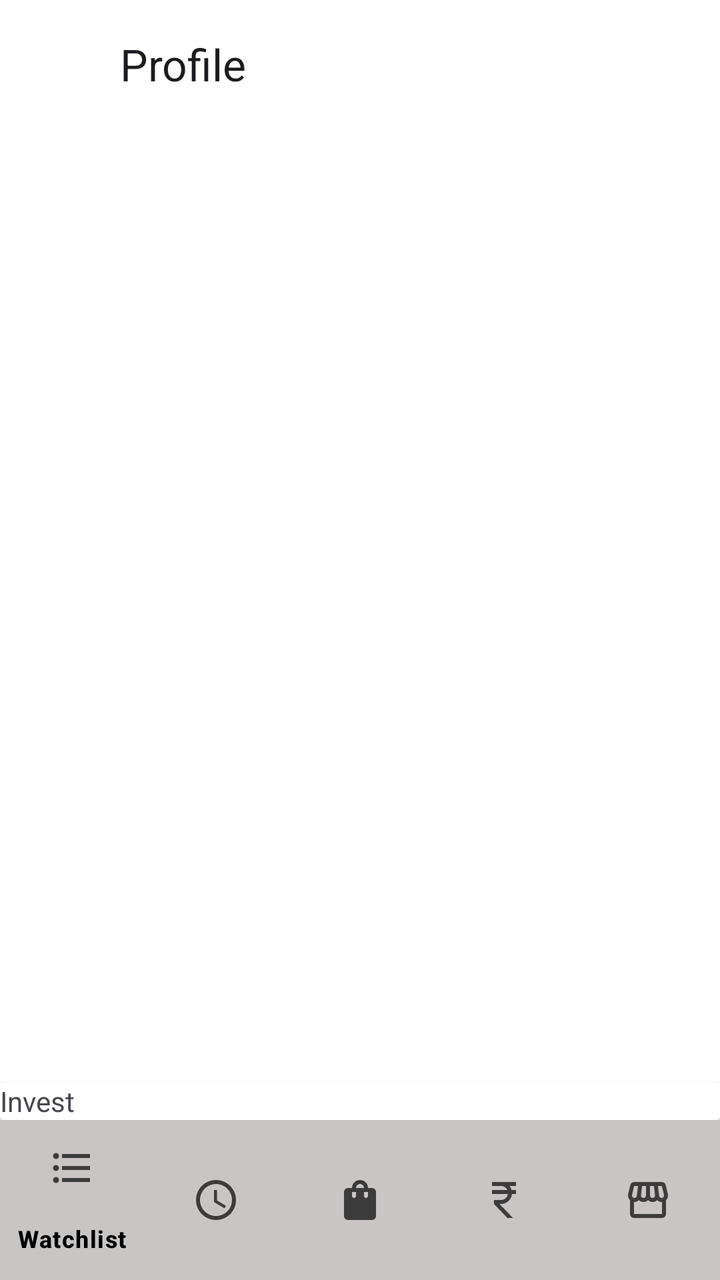
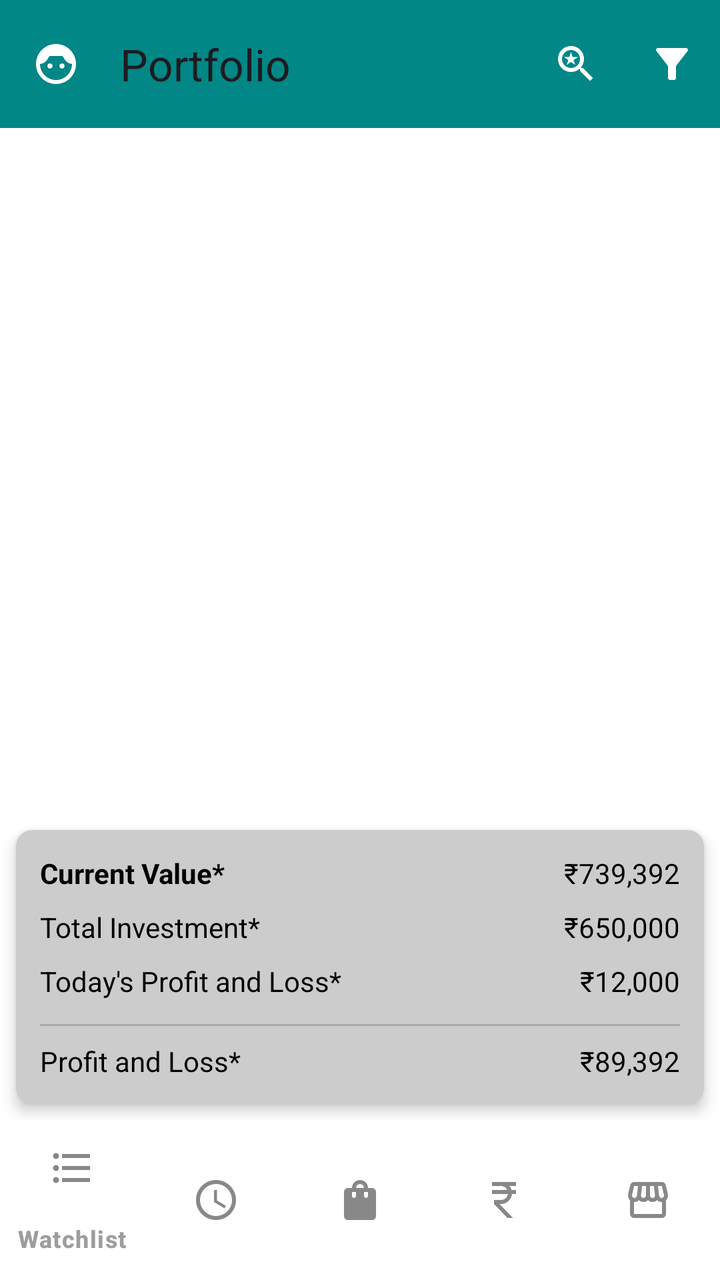

Before-and-after screenshots of an Android layout around one commit, followed by the original layout XML and the change that was made.
<!-- AndroidManifest.xml: activity theme Theme.BullXBear -->
<!-- res/layout/activity_main.xml -->
<?xml version="1.0" encoding="utf-8"?>
<androidx.constraintlayout.widget.ConstraintLayout xmlns:android="http://schemas.android.com/apk/res/android"
    xmlns:app="http://schemas.android.com/apk/res-auto"
    xmlns:tools="http://schemas.android.com/tools"
    android:id="@+id/main"
    android:layout_width="match_parent"
    android:layout_height="match_parent"
    android:background="@color/white"
    tools:context=".MainActivity">

    <androidx.appcompat.widget.Toolbar
        android:id="@+id/toolbar"
        android:layout_width="match_parent"
        android:layout_height="?attr/actionBarSize"
        app:menu="@menu/toolbar_menu"
        app:layout_constraintTop_toTopOf="parent"
        app:layout_constraintStart_toStartOf="parent"
        app:layout_constraintEnd_toEndOf="parent"
        app:navigationIcon="@drawable/face"
        android:fitsSystemWindows="true"
        app:title="@string/toolbar_title"/>

    <com.google.android.material.tabs.TabLayout
        android:id="@+id/tabLayout"
        android:layout_width="match_parent"
        android:layout_height="wrap_content"
        app:layout_constraintStart_toStartOf="parent"
        app:layout_constraintEnd_toEndOf="parent"
        app:layout_constraintTop_toBottomOf="@id/toolbar"
        app:tabIndicatorColor="@color/purple_700"
        app:tabIndicatorHeight="2dp"
        app:tabSelectedTextColor="@color/black"
        app:tabTextColor="@color/purple_200"
        app:tabGravity="fill"
        app:tabMode="fixed"
        android:background="@android:color/white"/>

    <androidx.recyclerview.widget.RecyclerView
        android:id="@+id/rv"
        android:layout_width="0dp"
        android:layout_height="0dp"
        android:clipToPadding="false"
        app:layout_constraintTop_toBottomOf="@id/tabLayout"
        app:layout_constraintBottom_toTopOf="@id/bottom_nav"
        app:layout_constraintStart_toStartOf="parent"
        app:layout_constraintEnd_toEndOf="parent"
        android:padding="8dp" />

    <androidx.cardview.widget.CardView
        android:id="@+id/cv"
        android:layout_width="match_parent"
        android:layout_height="wrap_content"
        app:layout_constraintStart_toStartOf="parent"
        app:layout_constraintEnd_toEndOf="parent"
        app:layout_constraintBottom_toTopOf="@id/bottom_nav">

        <TextView
            android:id="@+id/idd"
            android:layout_width="wrap_content"
            android:layout_height="wrap_content"
            android:text="@string/invest"
            />


    </androidx.cardview.widget.CardView>

    <com.google.android.material.bottomnavigation.BottomNavigationView
        android:id="@+id/bottom_nav"
        android:layout_width="match_parent"
        android:layout_height="wrap_content"
        app:layout_constraintStart_toStartOf="parent"
        app:layout_constraintEnd_toEndOf="parent"
        app:layout_constraintBottom_toBottomOf="parent"
        android:background="#CAC5C5"
        app:itemIconTint="@color/black"
        app:itemTextColor="@color/black"
        app:menu="@menu/bottom_nav_menu"
        />

</androidx.constraintlayout.widget.ConstraintLayout>
<!-- resources referenced by this layout -->
<resources>
  <color name="black">#FF000000</color>
  <color name="purple_200">#FFBB86FC</color>
  <color name="purple_700">#FF3700B3</color>
  <color name="white">#FFFFFFFF</color>
  <!-- drawable face (drawable) -->
  <vector xmlns:android="http://schemas.android.com/apk/res/android" android:height="24dp" android:tint="#FFFFFF" android:viewportHeight="24" android:viewportWidth="24" android:width="24dp">
        
      <path android:fillColor="@android:color/white" android:pathData="M12,2C6.48,2 2,6.48 2,12s4.48,10 10,10s10,-4.48 10,-10S17.52,2 12,2zM12,20c-4.41,0 -8,-3.59 -8,-8c0,-0.01 0,-0.02 0,-0.03c2.31,-0.22 3.43,-1.59 4.34,-3.41C8.51,8.21 8.85,8 9.24,8h5.53c0.38,0 0.72,0.21 0.89,0.55c0.9,1.8 1.99,3.19 4.34,3.41c0,0.01 0,0.02 0,0.03C20,16.41 16.41,20 12,20z"/>
        
      <path android:fillColor="@android:color/white" android:pathData="M9,13m-1.25,0a1.25,1.25 0,1 1,2.5 0a1.25,1.25 0,1 1,-2.5 0"/>
        
      <path android:fillColor="@android:color/white" android:pathData="M15,13m-1.25,0a1.25,1.25 0,1 1,2.5 0a1.25,1.25 0,1 1,-2.5 0"/>
      
  </vector>
  <string name="invest">Invest</string>
  <string name="toolbar_title">Profile</string>
  <style name="Theme.BullXBear" parent="Theme.Material3.DayNight.NoActionBar">
          
      </style>
</resources>

<!-- the commit's change to res/layout/activity_main.xml (unified diff, before → after) -->
@@ -1,80 +1,198 @@
+<?xml version="1.0" encoding="utf-8"?>
+<androidx.constraintlayout.widget.ConstraintLayout
+xmlns:android="http://schemas.android.com/apk/res/android"
+xmlns:app="http://schemas.android.com/apk/res-auto"
+android:id="@+id/main"
+android:layout_width="match_parent"
+android:layout_height="match_parent"
+android:background="@color/white">
+
+<androidx.appcompat.widget.Toolbar
+    android:id="@+id/toolbar"
+    android:layout_width="match_parent"
+    android:layout_height="?attr/actionBarSize"
+    app:layout_constraintTop_toTopOf="parent"
+    app:layout_constraintStart_toStartOf="parent"
+    app:layout_constraintEnd_toEndOf="parent"
+    android:background="@color/teal_700"
+    android:fitsSystemWindows="true"
+    app:navigationIcon="@drawable/face"
+    app:menu="@menu/toolbar_menu"
+    app:title="Portfolio" />
+
+<com.google.android.material.tabs.TabLayout
+    android:id="@+id/tabLayout"
+    android:layout_width="match_parent"
+    android:layout_height="wrap_content"
+    app:layout_constraintTop_toBottomOf="@id/toolbar"
+    app:layout_constraintStart_toStartOf="parent"
+    app:layout_constraintEnd_toEndOf="parent"
+    app:tabIndicatorColor="@color/black"
+    app:tabIndicatorHeight="2dp"
+    app:tabSelectedTextColor="@color/black"
+    app:tabTextColor="@color/black"
+    android:background="@android:color/white"/>
+
+<ProgressBar
+    android:id="@+id/progressBar"
+    android:layout_width="48dp"
+    android:layout_height="48dp"
+    android:layout_gravity="center"
+    android:visibility="visible"
+    android:layout_marginTop="16dp"
+    android:indeterminate="true"
+    app:layout_constraintTop_toTopOf="parent"
+    app:layout_constraintBottom_toBottomOf="parent"
+    app:layout_constraintStart_toStartOf="parent"
+    app:layout_constraintEnd_toEndOf="parent"/>
+
+<androidx.recyclerview.widget.RecyclerView
+    android:id="@+id/rv"
+    android:layout_width="0dp"
+    android:layout_height="0dp"
+    android:padding="8dp"
+    app:layout_constraintTop_toBottomOf="@id/tabLayout"
+    app:layout_constraintBottom_toTopOf="@id/view_calculation"
+    app:layout_constraintStart_toStartOf="parent"
+    app:layout_constraintEnd_toEndOf="parent" />
+
+<include
+    android:id="@+id/view_calculation"
+    layout="@layout/view_calculation"
+    android:layout_width="match_parent"
+    android:layout_height="wrap_content"
+    app:layout_constraintStart_toStartOf="parent"
+    app:layout_constraintEnd_toEndOf="parent"
+    app:layout_constraintBottom_toTopOf="@id/bottom_nav" />
+
+<com.google.android.material.bottomnavigation.BottomNavigationView
+    android:id="@+id/bottom_nav"
+    android:layout_width="match_parent"
+    android:layout_height="wrap_content"
+    android:background="@color/white"
+    app:itemIconTint="#565454"
+    app:itemTextColor="#9E9C9C"
+    app:menu="@menu/bottom_nav_menu"
+    app:itemRippleColor="#A6A6A6"
+    app:layout_constraintBottom_toBottomOf="parent"
+    app:layout_constraintStart_toStartOf="parent"
+    app:layout_constraintEnd_toEndOf="parent" />
+</androidx.constraintlayout.widget.ConstraintLayout>
+<!-- res/layout/view_calculation.xml (included above) -->
 <?xml version="1.0" encoding="utf-8"?>
 <androidx.constraintlayout.widget.ConstraintLayout xmlns:android="http://schemas.android.com/apk/res/android"
     xmlns:app="http://schemas.android.com/apk/res-auto"
-    xmlns:tools="http://schemas.android.com/tools"
-    android:id="@+id/main"
+    android:layout_height="match_parent"
     android:layout_width="match_parent"
-    android:layout_height="match_parent"
-    android:background="@color/white"
-    tools:context=".MainActivity">
+    xmlns:ndroid="http://schemas.android.com/tools">
 
-    <androidx.appcompat.widget.Toolbar
-        android:id="@+id/toolbar"
+    <androidx.cardview.widget.CardView
+        android:id="@+id/cardView"
         android:layout_width="match_parent"
-        android:layout_height="?attr/actionBarSize"
-        app:menu="@menu/toolbar_menu"
+        android:layout_height="wrap_content"
         app:layout_constraintTop_toTopOf="parent"
         app:layout_constraintStart_toStartOf="parent"
         app:layout_constraintEnd_toEndOf="parent"
-        app:navigationIcon="@drawable/face"
-        android:fitsSystemWindows="true"
-        app:title="@string/toolbar_title"/>
+        app:layout_constraintBottom_toBottomOf="parent"
+        android:backgroundTint="#CCCCCC"
+        app:cardElevation="4dp"
+        app:cardCornerRadius="8dp"
+        android:layout_margin="8dp">
 
-    <com.google.android.material.tabs.TabLayout
-        android:id="@+id/tabLayout"
-        android:layout_width="match_parent"
-        android:layout_height="wrap_content"
-        app:layout_constraintStart_toStartOf="parent"
-        app:layout_constraintEnd_toEndOf="parent"
-        app:layout_constraintTop_toBottomOf="@id/toolbar"
-        app:tabIndicatorColor="@color/purple_700"
-        app:tabIndicatorHeight="2dp"
-        app:tabSelectedTextColor="@color/black"
-        app:tabTextColor="@color/purple_200"
-        app:tabGravity="fill"
-        app:tabMode="fixed"
-        android:background="@android:color/white"/>
+        <androidx.constraintlayout.widget.ConstraintLayout
+            android:layout_width="match_parent"
+            android:layout_height="wrap_content"
+            android:padding="12dp">
 
-    <androidx.recyclerview.widget.RecyclerView
-        android:id="@+id/rv"
-        android:layout_width="0dp"
-        android:layout_height="0dp"
-        android:clipToPadding="false"
-        app:layout_constraintTop_toBottomOf="@id/tabLayout"
-        app:layout_constraintBottom_toTopOf="@id/bottom_nav"
-        app:layout_constraintStart_toStartOf="parent"
-        app:layout_constraintEnd_toEndOf="parent"
-        android:padding="8dp" />
+            <TextView
+                android:id="@+id/totalCV"
+                android:layout_width="wrap_content"
+                android:layout_height="wrap_content"
+                android:text="Current Value*"
+                android:textStyle="bold"
+                android:textColor="@color/black"
+                app:layout_constraintStart_toStartOf="parent"
+                app:layout_constraintTop_toTopOf="parent" />
 
-    <androidx.cardview.widget.CardView
-        android:id="@+id/cv"
-        android:layout_width="match_parent"
-        android:layout_height="wrap_content"
-        app:layout_constraintStart_toStartOf="parent"
-        app:layout_constraintEnd_toEndOf="parent"
-        app:layout_constraintBottom_toTopOf="@id/bottom_nav">
+            <TextView
+                android:id="@+id/totalCVAmount"
+                android:layout_width="wrap_content"
+                android:layout_height="wrap_content"
+                android:text="₹739,392"
+                android:textColor="@color/black"
+                app:layout_constraintEnd_toEndOf="parent"
+                app:layout_constraintTop_toTopOf="parent" />
 
-        <TextView
-            android:id="@+id/idd"
-            android:layout_width="wrap_content"
-            android:layout_height="wrap_content"
-            android:text="@string/invest"
-            />
+            <TextView
+                android:id="@+id/totalIV"
+                android:layout_width="wrap_content"
+                android:layout_height="wrap_content"
+                android:text="Total Investment*"
+                android:textColor="@color/black"
+                app:layout_constraintStart_toStartOf="parent"
+                app:layout_constraintTop_toBottomOf="@id/totalCV"
+                android:layout_marginTop="8dp"/>
 
+            <TextView
+                android:id="@+id/totalIVAmount"
+                android:layout_width="wrap_content"
+                android:layout_height="wrap_content"
+                android:text="₹650,000"
+                android:textColor="@color/black"
+                app:layout_constraintEnd_toEndOf="parent"
+                app:layout_constraintTop_toBottomOf="@id/totalCVAmount"
+                android:layout_marginTop="8dp"/>
 
+            <TextView
+                android:id="@+id/todayPNLValue"
+                android:layout_width="wrap_content"
+                android:layout_height="wrap_content"
+                android:text="Today's Profit and Loss*"
+                android:textColor="@color/black"
+                app:layout_constraintStart_toStartOf="parent"
+                app:layout_constraintTop_toBottomOf="@id/totalIV"
+                android:layout_marginTop="8dp"/>
+
+            <TextView
+                android:id="@+id/todayPNLAmount"
+                android:layout_width="wrap_content"
+                android:layout_height="wrap_content"
+                android:text="₹12,000"
+                android:textColor="@color/black"
+                app:layout_constraintEnd_toEndOf="parent"
+                app:layout_constraintTop_toBottomOf="@id/totalIVAmount"
+                android:layout_marginTop="8dp"/>
+
+            <View
+                android:id="@+id/separator"
+                android:layout_width="0dp"
+                android:layout_height="1dp"
+                android:background="@android:color/darker_gray"
+                app:layout_constraintStart_toStartOf="parent"
+                app:layout_constraintEnd_toEndOf="parent"
+                app:layout_constraintTop_toBottomOf="@id/todayPNLAmount"
+                android:layout_marginTop="12dp"/>
+
+            <TextView
+                android:id="@+id/PNLValue"
+                android:layout_width="wrap_content"
+                android:layout_height="wrap_content"
+                android:text="Profit and Loss*"
+                android:textColor="@color/black"
+                app:layout_constraintStart_toStartOf="parent"
+                app:layout_constraintTop_toBottomOf="@id/separator"
+                android:layout_marginTop="8dp"/>
+
+            <TextView
+                android:id="@+id/PNLAmount"
+                android:layout_width="wrap_content"
+                android:layout_height="wrap_content"
+                android:text="₹89,392"
+                android:textColor="@color/black"
+                app:layout_constraintEnd_toEndOf="parent"
+                app:layout_constraintTop_toBottomOf="@id/separator"
+                android:layout_marginTop="8dp"/>
+
+        </androidx.constraintlayout.widget.ConstraintLayout>
     </androidx.cardview.widget.CardView>
-
-    <com.google.android.material.bottomnavigation.BottomNavigationView
-        android:id="@+id/bottom_nav"
-        android:layout_width="match_parent"
-        android:layout_height="wrap_content"
-        app:layout_constraintStart_toStartOf="parent"
-        app:layout_constraintEnd_toEndOf="parent"
-        app:layout_constraintBottom_toBottomOf="parent"
-        android:background="#CAC5C5"
-        app:itemIconTint="@color/black"
-        app:itemTextColor="@color/black"
-        app:menu="@menu/bottom_nav_menu"
-        />
-
 </androidx.constraintlayout.widget.ConstraintLayout>
<!-- resource entries referenced after the edit -->
@@ -1,8 +1,7 @@
 <!-- resources referenced by this layout -->
 <resources>
   <color name="black">#FF000000</color>
-  <color name="purple_200">#FFBB86FC</color>
-  <color name="purple_700">#FF3700B3</color>
+  <color name="teal_700">#FF018786</color>
   <color name="white">#FFFFFFFF</color>
   <!-- drawable face (drawable) -->
   <vector xmlns:android="http://schemas.android.com/apk/res/android" android:height="24dp" android:tint="#FFFFFF" android:viewportHeight="24" android:viewportWidth="24" android:width="24dp">
@@ -14,8 +13,6 @@
       <path android:fillColor="@android:color/white" android:pathData="M15,13m-1.25,0a1.25,1.25 0,1 1,2.5 0a1.25,1.25 0,1 1,-2.5 0"/>
       
   </vector>
-  <string name="invest">Invest</string>
-  <string name="toolbar_title">Profile</string>
   <style name="Theme.BullXBear" parent="Theme.Material3.DayNight.NoActionBar">
           
       </style>
